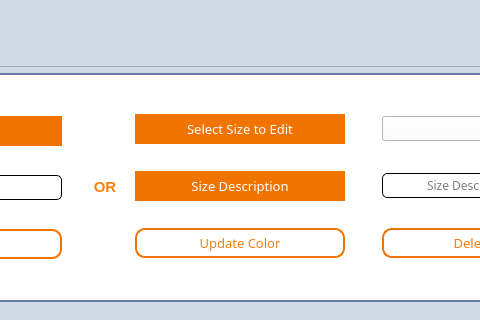
The window that Hallywell CRMS v1/UI Files/ProductSizeDetail.ui (apduong/CIS-3365) describes before a commit, drawn with Qt 5; both pictures show x 198 to 678 and y 180 to 500 of the 824 by 500 pixel window.
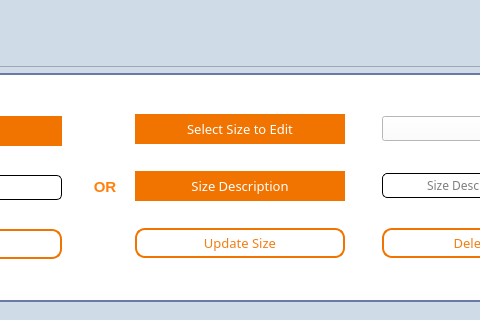
The same window after the commit.

Patch:
```diff
--- a/Hallywell CRMS v1/UI Files/ProductSizeDetail.ui
+++ b/Hallywell CRMS v1/UI Files/ProductSizeDetail.ui
@@ -434,7 +434,7 @@
                  <cursorShape>PointingHandCursor</cursorShape>
                 </property>
                 <property name="text">
-                 <string>Update Color</string>
+                 <string>Update Size</string>
                 </property>
                </widget>
               </item>
```
